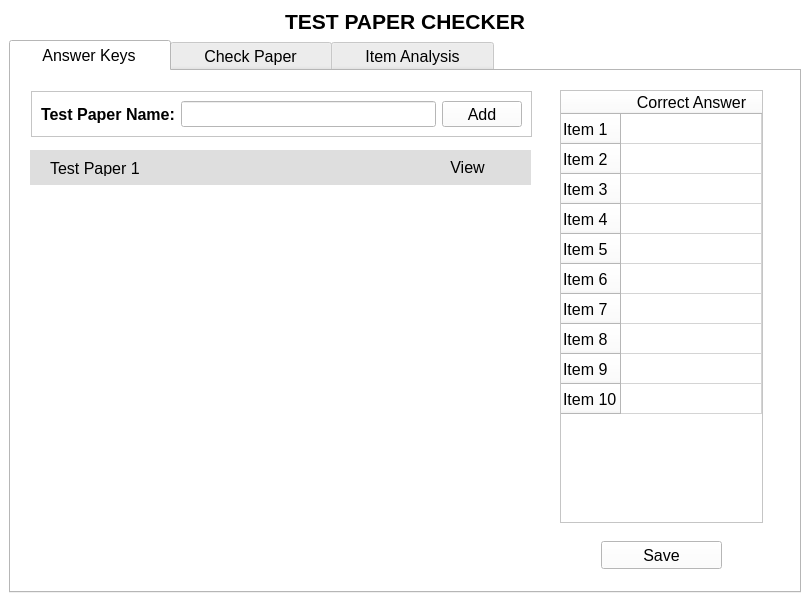
jarapamikaella/OpenCV_TestPaperChecker, file TestPaperChecker.ui: the form before one commit.
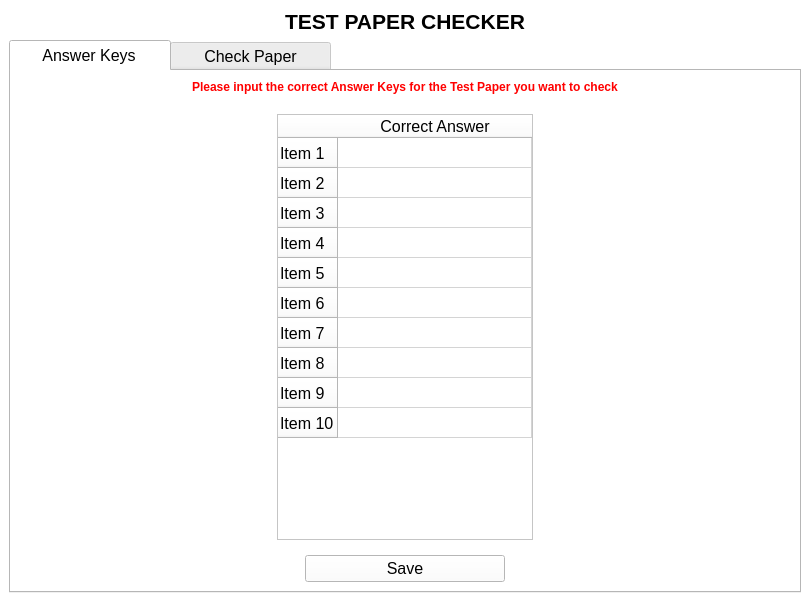
The form after the commit.

```diff
--- a/TestPaperChecker.ui
+++ b/TestPaperChecker.ui
@@ -496,18 +496,40 @@
        <attribute name="title">
         <string>     Answer Keys     </string>
        </attribute>
+       <layout class="QVBoxLayout" name="verticalLayout">
+        <item alignment="Qt::AlignHCenter">
+         <widget class="QLabel" name="AnswerKeyGuideLabel">
+          <property name="font">
+           <font>
+            <weight>75</weight>
+            <bold>true</bold>
+           </font>
+          </property>
+          <property name="styleSheet">
+           <string notr="true">color: rgb(255, 0, 0);</string>
+          </property>
+          <property name="text">
+           <string>Please input the correct Answer Keys for the Test Paper you want to check</string>
+          </property>
+          <property name="margin">
+           <number>0</number>
+          </property>
+         </widget>
+        </item>
+        <item>
        <widget class="QFrame" name="AnsKeyTblFrame">
-        <property name="geometry">
-         <rect>
-          <x>540</x>
-          <y>10</y>
-          <width>221</width>
-          <height>451</height>
-         </rect>
-        </property>
         <layout class="QVBoxLayout" name="verticalLayout_4">
-         <item>
+           <property name="topMargin">
+            <number>14</number>
+           </property>
+           <item alignment="Qt::AlignHCenter">
           <widget class="QTableWidget" name="AnsKeyTbl">
+             <property name="maximumSize">
+              <size>
+               <width>350</width>
+               <height>16777215</height>
+              </size>
+             </property>
            <property name="font">
             <font>
              <pointsize>12</pointsize>
@@ -593,548 +615,27 @@
          </item>
         </layout>
        </widget>
+        </item>
+        <item alignment="Qt::AlignHCenter">
        <widget class="QPushButton" name="saveAnsKeyBtn">
-        <property name="geometry">
-         <rect>
-          <x>590</x>
-          <y>470</y>
-          <width>121</width>
-          <height>28</height>
-         </rect>
+          <property name="minimumSize">
+           <size>
+            <width>200</width>
+            <height>0</height>
+           </size>
+          </property>
+          <property name="maximumSize">
+           <size>
+            <width>400</width>
+            <height>16777215</height>
+           </size>
         </property>
         <property name="text">
          <string>Save</string>
         </property>
        </widget>
-       <widget class="QFrame" name="frame_2">
-        <property name="geometry">
-         <rect>
-          <x>20</x>
-          <y>20</y>
-          <width>501</width>
-          <height>46</height>
-         </rect>
-        </property>
-        <property name="frameShape">
-         <enum>QFrame::StyledPanel</enum>
-        </property>
-        <property name="frameShadow">
-         <enum>QFrame::Raised</enum>
-        </property>
-        <layout class="QHBoxLayout" name="horizontalLayout_6">
-         <item>
-          <widget class="QLabel" name="TestNameLbl">
-           <property name="font">
-            <font>
-             <weight>75</weight>
-             <bold>true</bold>
-            </font>
-           </property>
-           <property name="text">
-            <string>Test Paper Name:</string>
-           </property>
-          </widget>
-         </item>
-         <item>
-          <widget class="QLineEdit" name="TestNameInp"/>
-         </item>
-         <item>
-          <widget class="QPushButton" name="AddTestBtn">
-           <property name="text">
-            <string>Add</string>
-           </property>
-          </widget>
-         </item>
-        </layout>
-       </widget>
-       <widget class="QWidget" name="verticalLayoutWidget">
-        <property name="geometry">
-         <rect>
-          <x>19</x>
-          <y>79</y>
-          <width>501</width>
-          <height>421</height>
-         </rect>
-        </property>
-        <layout class="QVBoxLayout" name="verticalLayout">
-         <item>
-          <widget class="QWidget" name="TestPaperContainer" native="true">
-           <property name="minimumSize">
-            <size>
-             <width>0</width>
-             <height>35</height>
-            </size>
-           </property>
-           <property name="maximumSize">
-            <size>
-             <width>16777215</width>
-             <height>16777215</height>
-            </size>
-           </property>
-           <property name="palette">
-            <palette>
-             <active>
-              <colorrole role="WindowText">
-               <brush brushstyle="SolidPattern">
-                <color alpha="255">
-                 <red>0</red>
-                 <green>0</green>
-                 <blue>0</blue>
-                </color>
-               </brush>
-              </colorrole>
-              <colorrole role="Button">
-               <brush brushstyle="SolidPattern">
-                <color alpha="255">
-                 <red>222</red>
-                 <green>222</green>
-                 <blue>222</blue>
-                </color>
-               </brush>
-              </colorrole>
-              <colorrole role="Light">
-               <brush brushstyle="SolidPattern">
-                <color alpha="255">
-                 <red>255</red>
-                 <green>255</green>
-                 <blue>255</blue>
-                </color>
-               </brush>
-              </colorrole>
-              <colorrole role="Midlight">
-               <brush brushstyle="SolidPattern">
-                <color alpha="255">
-                 <red>238</red>
-                 <green>238</green>
-                 <blue>238</blue>
-                </color>
-               </brush>
-              </colorrole>
-              <colorrole role="Dark">
-               <brush brushstyle="SolidPattern">
-                <color alpha="255">
-                 <red>111</red>
-                 <green>111</green>
-                 <blue>111</blue>
-                </color>
-               </brush>
-              </colorrole>
-              <colorrole role="Mid">
-               <brush brushstyle="SolidPattern">
-                <color alpha="255">
-                 <red>148</red>
-                 <green>148</green>
-                 <blue>148</blue>
-                </color>
-               </brush>
-              </colorrole>
-              <colorrole role="Text">
-               <brush brushstyle="SolidPattern">
-                <color alpha="255">
-                 <red>0</red>
-                 <green>0</green>
-                 <blue>0</blue>
-                </color>
-               </brush>
-              </colorrole>
-              <colorrole role="BrightText">
-               <brush brushstyle="SolidPattern">
-                <color alpha="255">
-                 <red>255</red>
-                 <green>255</green>
-                 <blue>255</blue>
-                </color>
-               </brush>
-              </colorrole>
-              <colorrole role="ButtonText">
-               <brush brushstyle="SolidPattern">
-                <color alpha="255">
-                 <red>0</red>
-                 <green>0</green>
-                 <blue>0</blue>
-                </color>
-               </brush>
-              </colorrole>
-              <colorrole role="Base">
-               <brush brushstyle="SolidPattern">
-                <color alpha="255">
-                 <red>255</red>
-                 <green>255</green>
-                 <blue>255</blue>
-                </color>
-               </brush>
-              </colorrole>
-              <colorrole role="Window">
-               <brush brushstyle="SolidPattern">
-                <color alpha="255">
-                 <red>222</red>
-                 <green>222</green>
-                 <blue>222</blue>
-                </color>
-               </brush>
-              </colorrole>
-              <colorrole role="Shadow">
-               <brush brushstyle="SolidPattern">
-                <color alpha="255">
-                 <red>0</red>
-                 <green>0</green>
-                 <blue>0</blue>
-                </color>
-               </brush>
-              </colorrole>
-              <colorrole role="AlternateBase">
-               <brush brushstyle="SolidPattern">
-                <color alpha="255">
-                 <red>238</red>
-                 <green>238</green>
-                 <blue>238</blue>
-                </color>
-               </brush>
-              </colorrole>
-              <colorrole role="ToolTipBase">
-               <brush brushstyle="SolidPattern">
-                <color alpha="255">
-                 <red>255</red>
-                 <green>255</green>
-                 <blue>220</blue>
-                </color>
-               </brush>
-              </colorrole>
-              <colorrole role="ToolTipText">
-               <brush brushstyle="SolidPattern">
-                <color alpha="255">
-                 <red>0</red>
-                 <green>0</green>
-                 <blue>0</blue>
-                </color>
-               </brush>
-              </colorrole>
-             </active>
-             <inactive>
-              <colorrole role="WindowText">
-               <brush brushstyle="SolidPattern">
-                <color alpha="255">
-                 <red>0</red>
-                 <green>0</green>
-                 <blue>0</blue>
-                </color>
-               </brush>
-              </colorrole>
-              <colorrole role="Button">
-               <brush brushstyle="SolidPattern">
-                <color alpha="255">
-                 <red>222</red>
-                 <green>222</green>
-                 <blue>222</blue>
-                </color>
-               </brush>
-              </colorrole>
-              <colorrole role="Light">
-               <brush brushstyle="SolidPattern">
-                <color alpha="255">
-                 <red>255</red>
-                 <green>255</green>
-                 <blue>255</blue>
-                </color>
-               </brush>
-              </colorrole>
-              <colorrole role="Midlight">
-               <brush brushstyle="SolidPattern">
-                <color alpha="255">
-                 <red>238</red>
-                 <green>238</green>
-                 <blue>238</blue>
-                </color>
-               </brush>
-              </colorrole>
-              <colorrole role="Dark">
-               <brush brushstyle="SolidPattern">
-                <color alpha="255">
-                 <red>111</red>
-                 <green>111</green>
-                 <blue>111</blue>
-                </color>
-               </brush>
-              </colorrole>
-              <colorrole role="Mid">
-               <brush brushstyle="SolidPattern">
-                <color alpha="255">
-                 <red>148</red>
-                 <green>148</green>
-                 <blue>148</blue>
-                </color>
-               </brush>
-              </colorrole>
-              <colorrole role="Text">
-               <brush brushstyle="SolidPattern">
-                <color alpha="255">
-                 <red>0</red>
-                 <green>0</green>
-                 <blue>0</blue>
-                </color>
-               </brush>
-              </colorrole>
-              <colorrole role="BrightText">
-               <brush brushstyle="SolidPattern">
-                <color alpha="255">
-                 <red>255</red>
-                 <green>255</green>
-                 <blue>255</blue>
-                </color>
-               </brush>
-              </colorrole>
-              <colorrole role="ButtonText">
-               <brush brushstyle="SolidPattern">
-                <color alpha="255">
-                 <red>0</red>
-                 <green>0</green>
-                 <blue>0</blue>
-                </color>
-               </brush>
-              </colorrole>
-              <colorrole role="Base">
-               <brush brushstyle="SolidPattern">
-                <color alpha="255">
-                 <red>255</red>
-                 <green>255</green>
-                 <blue>255</blue>
-                </color>
-               </brush>
-              </colorrole>
-              <colorrole role="Window">
-               <brush brushstyle="SolidPattern">
-                <color alpha="255">
-                 <red>222</red>
-                 <green>222</green>
-                 <blue>222</blue>
-                </color>
-               </brush>
-              </colorrole>
-              <colorrole role="Shadow">
-               <brush brushstyle="SolidPattern">
-                <color alpha="255">
-                 <red>0</red>
-                 <green>0</green>
-                 <blue>0</blue>
-                </color>
-               </brush>
-              </colorrole>
-              <colorrole role="AlternateBase">
-               <brush brushstyle="SolidPattern">
-                <color alpha="255">
-                 <red>238</red>
-                 <green>238</green>
-                 <blue>238</blue>
-                </color>
-               </brush>
-              </colorrole>
-              <colorrole role="ToolTipBase">
-               <brush brushstyle="SolidPattern">
-                <color alpha="255">
-                 <red>255</red>
-                 <green>255</green>
-                 <blue>220</blue>
-                </color>
-               </brush>
-              </colorrole>
-              <colorrole role="ToolTipText">
-               <brush brushstyle="SolidPattern">
-                <color alpha="255">
-                 <red>0</red>
-                 <green>0</green>
-                 <blue>0</blue>
-                </color>
-               </brush>
-              </colorrole>
-             </inactive>
-             <disabled>
-              <colorrole role="WindowText">
-               <brush brushstyle="SolidPattern">
-                <color alpha="255">
-                 <red>111</red>
-                 <green>111</green>
-                 <blue>111</blue>
-                </color>
-               </brush>
-              </colorrole>
-              <colorrole role="Button">
-               <brush brushstyle="SolidPattern">
-                <color alpha="255">
-                 <red>222</red>
-                 <green>222</green>
-                 <blue>222</blue>
-                </color>
-               </brush>
-              </colorrole>
-              <colorrole role="Light">
-               <brush brushstyle="SolidPattern">
-                <color alpha="255">
-                 <red>255</red>
-                 <green>255</green>
-                 <blue>255</blue>
-                </color>
-               </brush>
-              </colorrole>
-              <colorrole role="Midlight">
-               <brush brushstyle="SolidPattern">
-                <color alpha="255">
-                 <red>238</red>
-                 <green>238</green>
-                 <blue>238</blue>
-                </color>
-               </brush>
-              </colorrole>
-              <colorrole role="Dark">
-               <brush brushstyle="SolidPattern">
-                <color alpha="255">
-                 <red>111</red>
-                 <green>111</green>
-                 <blue>111</blue>
-                </color>
-               </brush>
-              </colorrole>
-              <colorrole role="Mid">
-               <brush brushstyle="SolidPattern">
-                <color alpha="255">
-                 <red>148</red>
-                 <green>148</green>
-                 <blue>148</blue>
-                </color>
-               </brush>
-              </colorrole>
-              <colorrole role="Text">
-               <brush brushstyle="SolidPattern">
-                <color alpha="255">
-                 <red>111</red>
-                 <green>111</green>
-                 <blue>111</blue>
-                </color>
-               </brush>
-              </colorrole>
-              <colorrole role="BrightText">
-               <brush brushstyle="SolidPattern">
-                <color alpha="255">
-                 <red>255</red>
-                 <green>255</green>
-                 <blue>255</blue>
-                </color>
-               </brush>
-              </colorrole>
-              <colorrole role="ButtonText">
-               <brush brushstyle="SolidPattern">
-                <color alpha="255">
-                 <red>111</red>
-                 <green>111</green>
-                 <blue>111</blue>
-                </color>
-               </brush>
-              </colorrole>
-              <colorrole role="Base">
-               <brush brushstyle="SolidPattern">
-                <color alpha="255">
-                 <red>222</red>
-                 <green>222</green>
-                 <blue>222</blue>
-                </color>
-               </brush>
-              </colorrole>
-              <colorrole role="Window">
-               <brush brushstyle="SolidPattern">
-                <color alpha="255">
-                 <red>222</red>
-                 <green>222</green>
-                 <blue>222</blue>
-                </color>
-               </brush>
-              </colorrole>
-              <colorrole role="Shadow">
-               <brush brushstyle="SolidPattern">
-                <color alpha="255">
-                 <red>0</red>
-                 <green>0</green>
-                 <blue>0</blue>
-                </color>
-               </brush>
-              </colorrole>
-              <colorrole role="AlternateBase">
-               <brush brushstyle="SolidPattern">
-                <color alpha="255">
-                 <red>222</red>
-                 <green>222</green>
-                 <blue>222</blue>
-                </color>
-               </brush>
-              </colorrole>
-              <colorrole role="ToolTipBase">
-               <brush brushstyle="SolidPattern">
-                <color alpha="255">
-                 <red>255</red>
-                 <green>255</green>
-                 <blue>220</blue>
-                </color>
-               </brush>
-              </colorrole>
-              <colorrole role="ToolTipText">
-               <brush brushstyle="SolidPattern">
-                <color alpha="255">
-                 <red>0</red>
-                 <green>0</green>
-                 <blue>0</blue>
-                </color>
-               </brush>
-              </colorrole>
-             </disabled>
-            </palette>
-           </property>
-           <property name="autoFillBackground">
-            <bool>true</bool>
-           </property>
-           <widget class="QLabel" name="TestPaperName">
-            <property name="geometry">
-             <rect>
-              <x>20</x>
-              <y>10</y>
-              <width>321</width>
-              <height>16</height>
-             </rect>
-            </property>
-            <property name="text">
-             <string>Test Paper 1</string>
-            </property>
-           </widget>
-           <widget class="QPushButton" name="ViewTestPaperBtn">
-            <property name="geometry">
-             <rect>
-              <x>400</x>
-              <y>6</y>
-              <width>75</width>
-              <height>23</height>
-             </rect>
-            </property>
-            <property name="text">
-             <string>View</string>
-            </property>
-            <property name="flat">
-             <bool>true</bool>
-            </property>
-           </widget>
-          </widget>
-         </item>
-         <item>
-          <spacer name="verticalSpacer">
-           <property name="orientation">
-            <enum>Qt::Vertical</enum>
-           </property>
-           <property name="sizeHint" stdset="0">
-            <size>
-             <width>20</width>
-             <height>40</height>
-            </size>
-           </property>
-          </spacer>
-         </item>
-        </layout>
-       </widget>
+        </item>
+       </layout>
       </widget>
       <widget class="QWidget" name="CheckPaperTab">
        <attribute name="title">
@@ -2173,77 +1674,7 @@
           </layout>
          </widget>
         </item>
-        <item row="0" column="0" colspan="2">
-         <widget class="QFrame" name="HeaderFrame">
-          <property name="frameShape">
-           <enum>QFrame::StyledPanel</enum>
-          </property>
-          <property name="frameShadow">
-           <enum>QFrame::Raised</enum>
-          </property>
-          <layout class="QHBoxLayout" name="horizontalLayout_3">
-           <item>
-            <widget class="QLabel" name="SelectTestPaperKeyLabel">
-             <property name="font">
-              <font>
-               <pointsize>11</pointsize>
-               <weight>75</weight>
-               <italic>false</italic>
-               <bold>true</bold>
-              </font>
-             </property>
-             <property name="text">
-              <string>Select Test Paper Key:</string>
-             </property>
-            </widget>
-           </item>
-           <item>
-            <widget class="QComboBox" name="TestPaperNameDropdown">
-             <property name="minimumSize">
-              <size>
-               <width>450</width>
-               <height>0</height>
-              </size>
-             </property>
-             <property name="maximumSize">
-              <size>
-               <width>500</width>
-               <height>16777215</height>
-              </size>
-             </property>
-             <item>
-              <property name="text">
-               <string>Test Paper 1</string>
-              </property>
-             </item>
-             <item>
-              <property name="text">
-               <string>Test Paper 2</string>
-              </property>
-             </item>
-             <item>
-              <property name="text">
-               <string>Test Paper 3</string>
-              </property>
-             </item>
-            </widget>
-           </item>
-           <item>
-            <widget class="QPushButton" name="ConfirmTestPaperKeyName">
-             <property name="text">
-              <string>Confirm</string>
-             </property>
-            </widget>
-           </item>
-          </layout>
-         </widget>
-        </item>
-       </layout>
-      </widget>
-      <widget class="QWidget" name="AboutTab">
-       <attribute name="title">
-        <string>     Item Analysis     </string>
-       </attribute>
+       </layout>
       </widget>
      </widget>
     </item>
```
Left out of the diff: 4 changed lines with no effect on the pictures. Lines whose indentation alone changed are shown as unchanged.
